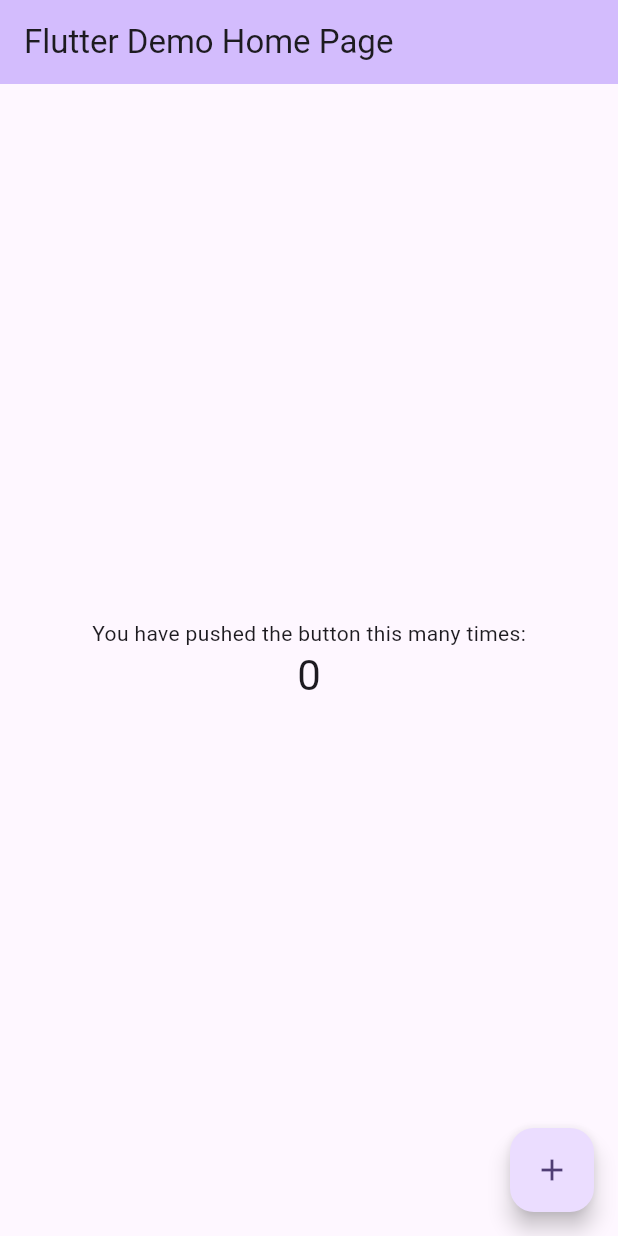
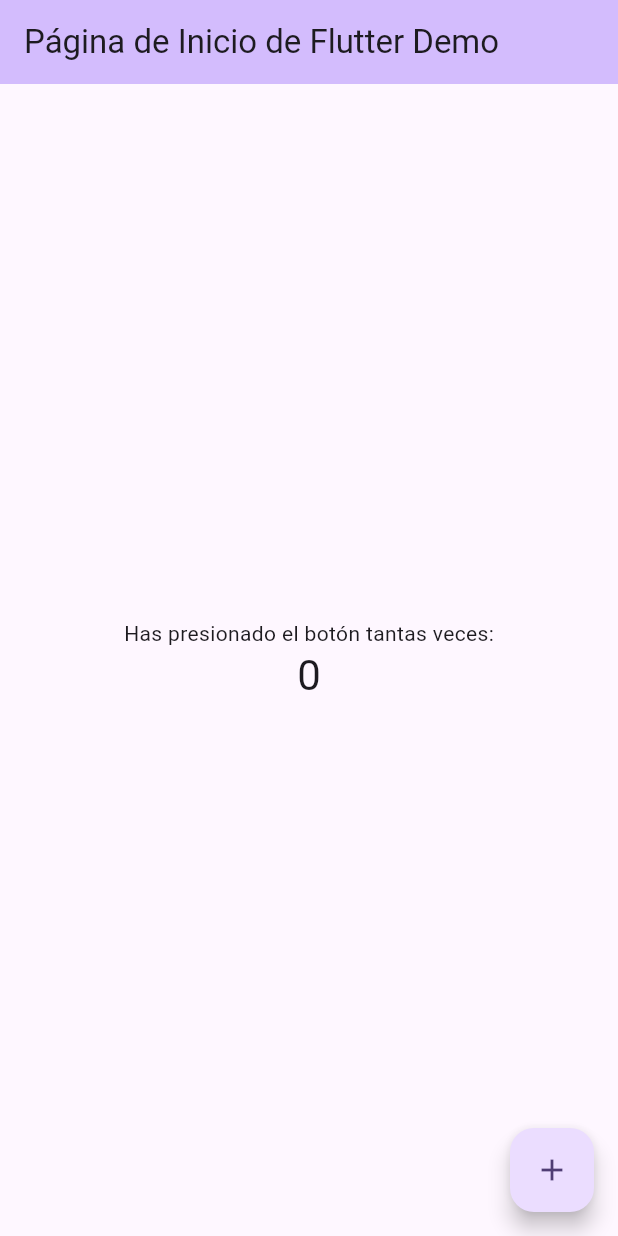
Before and after one commit to rigobersio/dart-flutter, a Flutter app: the screen it shows after launch, on a phone screen of 412 x 824 dp. Run offline on Flutter 3.47's test engine with Material 3 defaults, Android fonts, the light colour scheme and no system bars.

Commit message:
refactor: translate and document flutter starter code to spanish
- Translate all comments and UI text in main.dart from English to Spanish
- Add extensive documentation explaining Flutter concepts in Spanish
- Update pubspec.yaml descriptions to Spanish
- Remove default English README.md and consolidate documentation

```diff
--- a/flutter_grandparents_v00/lib/main.dart
+++ b/flutter_grandparents_v00/lib/main.dart
@@ -1,122 +1,118 @@
+/// En Flutter, casi todo es un Widget. Un Widget es como un "bloque de construcción" para la interfaz de usuario.
+/// Puede ser algo visible como un botón o un texto, o algo invisible que ayuda a organizar otros widgets, como una fila o una columna.
+/// La importación de 'material.dart' nos da acceso a un enorme catálogo de Widgets pre-diseñados que siguen las guías de diseño de Material Design de Google.
 import 'package:flutter/material.dart';
 
+/// La función `main()` es el punto de entrada de toda la aplicación, al igual que en muchos otros lenguajes de programación.
+/// Flutter comienza a ejecutar el código desde aquí.
 void main() {
+  // `runApp()` es la función que toma el Widget raíz de nuestra aplicación y lo "infla", es decir, lo dibuja en la pantalla.
+  // Aquí, le estamos diciendo a Flutter que el widget principal de nuestra app es una instancia de la clase `MyApp`.
   runApp(const MyApp());
 }
 
+/// `MyApp` es el widget raíz de nuestra aplicación.
+/// Extiende de `StatelessWidget`, lo que significa que es un widget que no tiene un "estado" interno que pueda cambiar con el tiempo.
+/// Su apariencia y configuración son inmutables y se definen por la información que recibe cuando se crea.
+/// Piensa en él como una "plantilla" estática.
 class MyApp extends StatelessWidget {
+  // El `const` aquí indica que este constructor puede ser evaluado en tiempo de compilación, lo que es una optimización de rendimiento.
+  // `{super.key}` es una forma moderna de pasar la clave (key) al constructor de la clase padre (`StatelessWidget`).
+  // Las claves (keys) son identificadores que Flutter usa internamente para diferenciar y gestionar los widgets.
   const MyApp({super.key});
 
-  // This widget is the root of your application.
+  // La anotación `@override` le dice al compilador de Dart que estamos sobrescribiendo intencionadamente un método que ya existe en la clase padre (`StatelessWidget`).
+  // En este caso, estamos proporcionando nuestra propia implementación del método `build`.
   @override
+  // El método `build` es el más importante en cualquier widget. Describe cómo se debe dibujar el widget en la pantalla.
+  // Flutter llama a este método cada vez que necesita renderizar el widget.
+  // Recibe un `BuildContext` como argumento, que contiene información sobre la ubicación del widget en el árbol de widgets.
   Widget build(BuildContext context) {
+    // `MaterialApp` es un widget fundamental que proporciona muchas de las funcionalidades básicas que una aplicación necesita.
+    // Envuelve toda la aplicación y configura cosas como el enrutamiento (navegación entre pantallas), el tema visual y más.
     return MaterialApp(
+      // El título de la aplicación, que se usa en el administrador de tareas del sistema operativo.
       title: 'Flutter Demo',
+      // La propiedad `theme` nos permite definir el estilo visual de la aplicación.
+      // `ThemeData` es una clase que contiene toda la información de estilo: colores, fuentes, formas de botones, etc.
       theme: ThemeData(
-        // This is the theme of your application.
-        //
-        // TRY THIS: Try running your application with "flutter run". You'll see
-        // the application has a purple toolbar. Then, without quitting the app,
-        // try changing the seedColor in the colorScheme below to Colors.green
-        // and then invoke "hot reload" (save your changes or press the "hot
-        // reload" button in a Flutter-supported IDE, or press "r" if you used
-        // the command line to start the app).
-        //
-        // Notice that the counter didn't reset back to zero; the application
-        // state is not lost during the reload. To reset the state, use hot
-        // restart instead.
-        //
-        // This works for code too, not just values: Most code changes can be
-        // tested with just a hot reload.
+        // `colorScheme` es la forma moderna de definir la paleta de colores de la aplicación.
+        // `ColorScheme.fromSeed()` crea un esquema de colores completo y armonioso a partir de un único color "semilla".
         colorScheme: ColorScheme.fromSeed(seedColor: Colors.deepPurple),
       ),
-      home: const MyHomePage(title: 'Flutter Demo Home Page'),
+      // La propiedad `home` especifica el widget que se mostrará como la pantalla principal o "página de inicio" de la aplicación.
+      home: const MyHomePage(title: 'Página de Inicio de Flutter Demo'),
     );
   }
 }
 
+/// `MyHomePage` es nuestro widget de la página de inicio.
+/// A diferencia de `MyApp`, este extiende de `StatefulWidget`. Esto significa que es un widget dinámico.
+/// Tiene un "estado" interno que PUEDE cambiar durante la vida del widget, y cuando ese estado cambia, el widget se redibuja para reflejar los cambios.
 class MyHomePage extends StatefulWidget {
   const MyHomePage({super.key, required this.title});
 
-  // This widget is the home page of your application. It is stateful, meaning
-  // that it has a State object (defined below) that contains fields that affect
-  // how it looks.
-
-  // This class is the configuration for the state. It holds the values (in this
-  // case the title) provided by the parent (in this case the App widget) and
-  // used by the build method of the State. Fields in a Widget subclass are
-  // always marked "final".
-
+  // Los campos en una clase de widget siempre se marcan como `final` porque la configuración del widget en sí es inmutable.
+  // El "estado" que cambia se gestiona en una clase separada.
   final String title;
 
+  // Un `StatefulWidget` no tiene un método `build` directamente. En su lugar, tiene un método `createState()`.
+  // Este método debe devolver una instancia de una clase que extienda de `State`.
   @override
   State<MyHomePage> createState() => _MyHomePageState();
 }
 
+/// `_MyHomePageState` es la clase que contiene el "estado" para el widget `MyHomePage`.
+/// El guion bajo `_` al principio del nombre la convierte en una clase privada, solo accesible dentro de este archivo.
+/// Aquí es donde vive la lógica y los datos que pueden cambiar.
 class _MyHomePageState extends State<MyHomePage> {
+  // Esta es una variable de estado. Su valor puede cambiar.
   int _counter = 0;
 
+  // Este es un método que modifica el estado.
   void _incrementCounter() {
+    // `setState()` es una función crucial. Le notifica a Flutter que el estado de este widget ha cambiado.
+    // Al llamar a `setState()`, Flutter marca este widget como "sucio" y programa una nueva llamada a su método `build()` para que la interfaz de usuario se actualice con el nuevo valor de `_counter`.
+    // Si simplemente hiciéramos `_counter++` sin `setState()`, el valor cambiaría, pero la pantalla no se redibujaría y no veríamos ningún cambio.
     setState(() {
-      // This call to setState tells the Flutter framework that something has
-      // changed in this State, which causes it to rerun the build method below
-      // so that the display can reflect the updated values. If we changed
-      // _counter without calling setState(), then the build method would not be
-      // called again, and so nothing would appear to happen.
       _counter++;
     });
   }
 
   @override
   Widget build(BuildContext context) {
-    // This method is rerun every time setState is called, for instance as done
-    // by the _incrementCounter method above.
-    //
-    // The Flutter framework has been optimized to make rerunning build methods
-    // fast, so that you can just rebuild anything that needs updating rather
-    // than having to individually change instances of widgets.
+    // `Scaffold` es otro widget fundamental de Material Design. Proporciona una estructura visual estándar para las pantallas.
+    // Incluye espacios para una barra de aplicación (AppBar), un cuerpo principal (body), un botón de acción flotante, etc.
     return Scaffold(
+      // `appBar` es la barra de título que aparece en la parte superior de la pantalla.
       appBar: AppBar(
-        // TRY THIS: Try changing the color here to a specific color (to
-        // Colors.amber, perhaps?) and trigger a hot reload to see the AppBar
-        // change color while the other colors stay the same.
         backgroundColor: Theme.of(context).colorScheme.inversePrimary,
-        // Here we take the value from the MyHomePage object that was created by
-        // the App.build method, and use it to set our appbar title.
+        // Aquí usamos `widget.title` para acceder a la propiedad `title` de la clase `MyHomePage` (el StatefulWidget).
         title: Text(widget.title),
       ),
+      // `body` es el contenido principal de la pantalla, debajo de la AppBar.
       body: Center(
-        // Center is a layout widget. It takes a single child and positions it
-        // in the middle of the parent.
+        // `Center` es un widget de diseño que centra a su hijo (child) tanto horizontal como verticalmente.
         child: Column(
-          // Column is also a layout widget. It takes a list of children and
-          // arranges them vertically. By default, it sizes itself to fit its
-          // children horizontally, and tries to be as tall as its parent.
-          //
-          // Column has various properties to control how it sizes itself and
-          // how it positions its children. Here we use mainAxisAlignment to
-          // center the children vertically; the main axis here is the vertical
-          // axis because Columns are vertical (the cross axis would be
-          // horizontal).
-          //
-          // TRY THIS: Invoke "debug painting" (choose the "Toggle Debug Paint"
-          // action in the IDE, or press "p" in the console), to see the
-          // wireframe for each widget.
+          // `Column` es un widget de diseño que organiza a sus hijos (children) en una columna vertical.
           mainAxisAlignment: MainAxisAlignment.center,
           children: <Widget>[
-            const Text('You have pushed the button this many times:'),
+            const Text(
+              'Has presionado el botón tantas veces:',
+            ),
             Text(
-              '$_counter',
-              style: Theme.of(context).textTheme.headlineMedium,
+              '$_counter', // Muestra el valor actual de la variable de estado `_counter`.
+              style: Theme.of(context).textTheme.headlineMedium, // Aplica un estilo de texto predefinido del tema.
             ),
           ],
         ),
       ),
+      // `floatingActionButton` es el botón circular que "flota" sobre el contenido.
       floatingActionButton: FloatingActionButton(
-        onPressed: _incrementCounter,
-        tooltip: 'Increment',
-        child: const Icon(Icons.add),
-      ), // This trailing comma makes auto-formatting nicer for build methods.
+        onPressed: _incrementCounter, // Cuando se presiona, llama a nuestro método que cambia el estado.
+        tooltip: 'Incrementar', // Texto que aparece si se deja el cursor sobre el botón.
+        child: const Icon(Icons.add), // El icono que se muestra dentro del botón.
+      ),
     );
   }
 }
```
Also changed, not shown: flutter_grandparents_v00/pubspec.yaml (+45 -44 lines), 3 other files.
